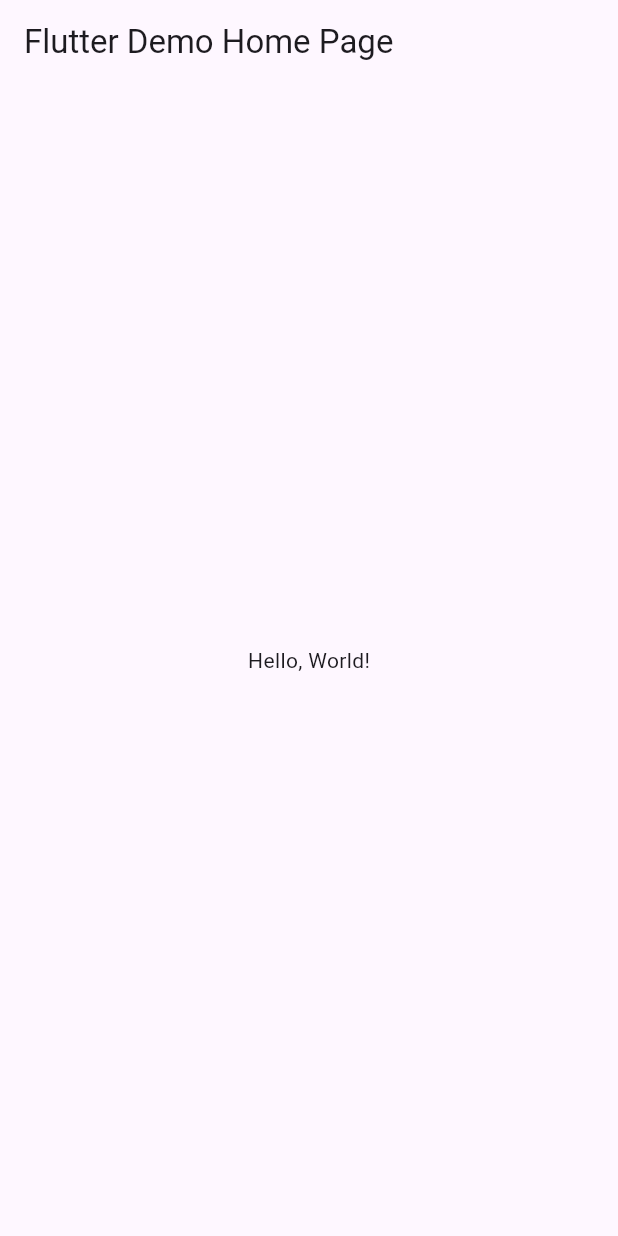
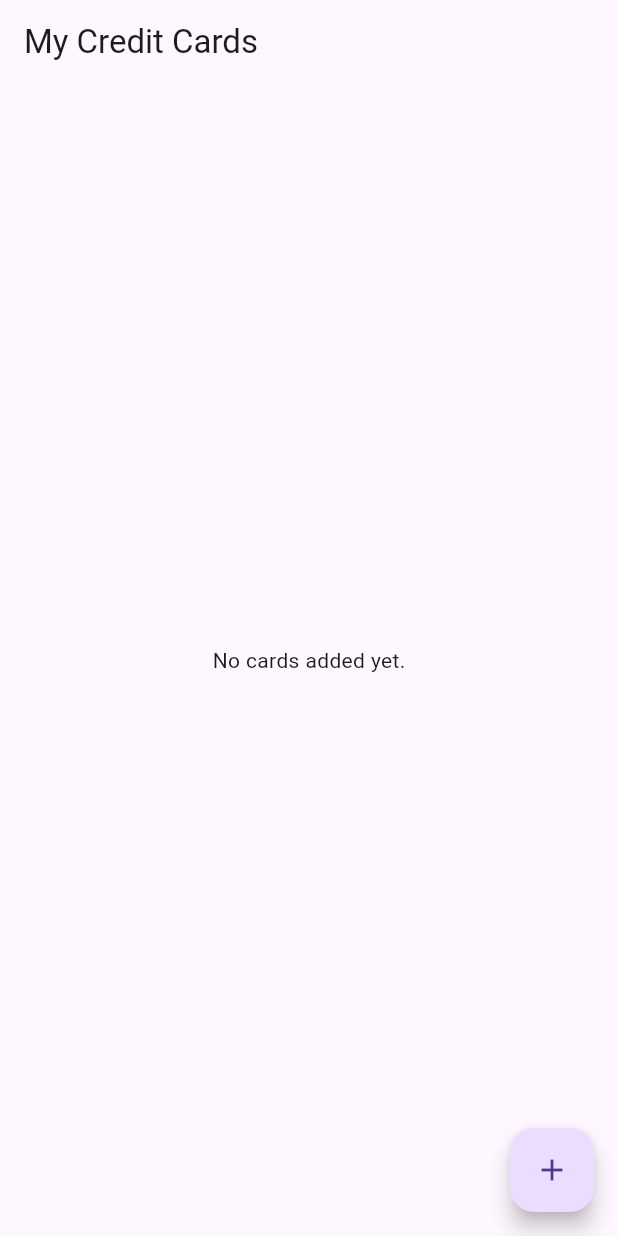
Before and after one commit to nzltech-do/creditcard_manager, a Flutter app: the screen it shows after launch, on a phone screen of 412 x 824 dp. Run offline on Flutter 3.47's test engine with Material 3 defaults, Android fonts, the phone set to English and light mode, and no system bars.

```diff
--- a/lib/main.dart
+++ b/lib/main.dart
@@ -1,43 +1,19 @@
 import 'package:flutter/material.dart';
+import 'screens/home_screen.dart';
 
-void main() => runApp(MyApp());
+void main() {
+  runApp(CreditCardApp());
+}
 
-class MyApp extends StatelessWidget {
-  const MyApp({super.key});
-  // This widget is the root of your application.
+class CreditCardApp extends StatelessWidget {
   @override
   Widget build(BuildContext context) {
     return MaterialApp(
-      // Application name
-      title: 'Flutter Hello World',
-      // Application theme data, you can set the colors for the application as
-      // you want
+      title: 'Credit Card Manager',
       theme: ThemeData(
-        // useMaterial3: false,
-        primarySwatch: Colors.blue,
+        primarySwatch: Colors.deepPurple,
       ),
-      // A widget which will be started on application startup
-      home: MyHomePage(title: 'Flutter Demo Home Page'),
+      home: HomeScreen(),
     );
   }
 }
-
-class MyHomePage extends StatelessWidget {
-  final String title;
-  const MyHomePage({super.key, required this.title});
-
-  @override
-  Widget build(BuildContext context) {
-    return Scaffold(
-      appBar: AppBar(
-        // The title text which will be shown on the action bar
-        title: Text(title),
-      ),
-      body: Center(
-        child: Text(
-          'Hello, World!',
-        ),
-      ),
-    );
-  }
-}
--- /dev/null
+++ b/lib/screens/home_screen.dart
@@ -0,0 +1,20 @@
+
+import 'package:flutter/material.dart';
+import 'add_card_screen.dart';
+
+class HomeScreen extends StatelessWidget {
+  @override
+  Widget build(BuildContext context) {
+    return Scaffold(
+      appBar: AppBar(title: Text('My Credit Cards')),
+      body: Center(child: Text('No cards added yet.')),
+      floatingActionButton: FloatingActionButton(
+        child: Icon(Icons.add),
+        onPressed: () => Navigator.push(
+          context,
+          MaterialPageRoute(builder: (_) => AddCardScreen()),
+        ),
+      ),
+    );
+  }
+}
```
Also changed, not shown: lib/models/card_model.dart (added, +31 -0 lines), lib/screens/add_card_screen.dart (added, +53 -0 lines), lib/services/api_service.dart (added, +29 -0 lines), pubspec.yaml (+6 -3 lines).
